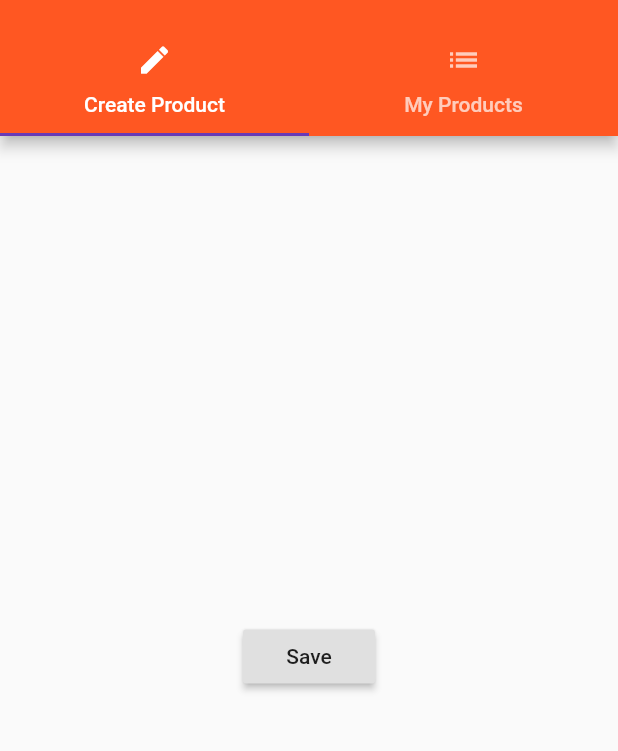
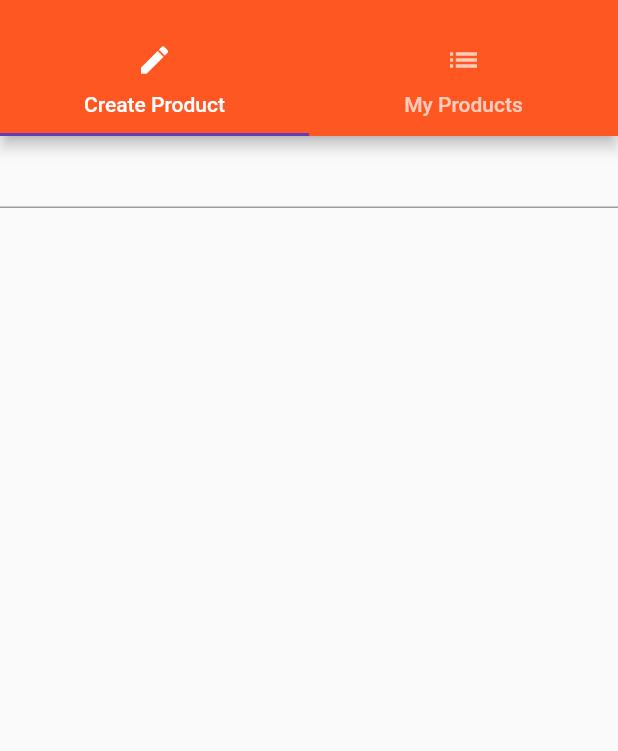
Before and after one commit to AlexKenbo/edu_adv.list-view, a Flutter app: the ProductsAdminPage screen opened by its route, on a phone screen of 412 x 824 dp, the part 59-810 px from its top. Run offline on Flutter 3.47's test engine with Material 2 defaults, Android fonts, the phone set to English and light mode, and no system bars.

Commit message:
Удаление молаки и добавление TextField и вывод

```diff
--- a/lib/pages/product_create.dart
+++ b/lib/pages/product_create.dart
@@ -1,22 +1,28 @@
 import 'package:flutter/material.dart';
 
-class ProductCreatePage extends StatelessWidget {
+
+class ProductCreatePage extends StatefulWidget {
   @override
-  Widget build(BuildContext context){
-    return Container(child: Center(
-      child: RaisedButton(
-        child: Text('Save'),
-        onPressed: () {
-          showModalBottomSheet(
-            context: context,
-            builder: (BuildContext context){
-              return Center(
-                child: Text('This is a Modal!'),
-              );
-            }
-          );
-        },
-      ),
-    ),);
+    State<StatefulWidget> createState() {
+      return _ProductCreatePagState();
+    }
+}
+
+class _ProductCreatePagState extends State<ProductCreatePage> {
+  String _titleValue = '';
+
+  @override
+  Widget build(BuildContext context) {
+    return Column(
+      children: <Widget>[
+        TextField(onChanged: (String value){
+          setState(() {
+           _titleValue = value;
+          });
+        },),
+        Text(_titleValue),
+
+      ],
+    );
   }
 }
```
